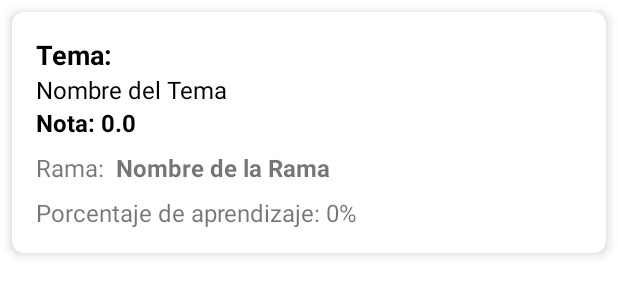
After one commit to JohanPomalaza/EvaluaTec, an Android app: the layout item_curso_detalle.xml on its own in the app's theme, with its tools: preview values and no code run, on a phone screen of 412 x 824 dp. The commit adds this screen. Shown: the top 300 px of the screen. Run offline under Robolectric (Android 15) with nearby library versions, the phone set to English and light mode, and no system bars.

Commit message:
update consulta de notas por cursos

```diff
--- a/app/src/main/java/com/example/evaluatec/api/CursoService.java
+++ b/app/src/main/java/com/example/evaluatec/api/CursoService.java
@@ -1,14 +1,16 @@
 package com.example.evaluatec.api;
 
 import com.example.evaluatec.modelos.Curso;
+import com.example.evaluatec.modelos.Nota;
 
 import java.util.List;
 
 import retrofit2.Call;
 import retrofit2.http.GET;
 import retrofit2.http.Header;
+import retrofit2.http.Path;
 
 public interface CursoService {
-    @GET("api/curso") // Ajusta esta ruta según tu API
-    Call<List<Curso>> getCursos(@Header("Authorization") String authToken);
+    @GET("api/Curso/usuario/{idUsuario}/cursos")
+    Call<List<Curso>> getCursosPorUsuario(@Path("idUsuario") int idUsuario);
 }
--- a/app/src/main/java/com/example/evaluatec/login/LoginActivity.java
+++ b/app/src/main/java/com/example/evaluatec/login/LoginActivity.java
@@ -80,6 +80,8 @@ public class LoginActivity extends AppCompatActivity {
                 if (response.isSuccessful()) {
                     LoginResponse login = response.body();
                     String rol = login.getRol();
+                    String nombre = login.getNombre();
+                    String apellido = login.getApellido();
 
                     Toast.makeText(LoginActivity.this, "Login exitoso: " + login.getMensaje(), Toast.LENGTH_SHORT).show();
 
@@ -89,6 +91,8 @@ public class LoginActivity extends AppCompatActivity {
                         intent = new Intent(LoginActivity.this, ProfesorActivity.class);
                     } else {
                         intent = new Intent(LoginActivity.this, EstudianteActivity.class);
+                        intent.putExtra("nombre", nombre);
+                        intent.putExtra("apellido", apellido);
                     }
                     //Se pasa el id del rol
                     intent.putExtra("usuarioId", login.getId());
--- /dev/null
+++ b/app/src/main/res/layout/item_curso_detalle.xml
@@ -0,0 +1,73 @@
+<?xml version="1.0" encoding="utf-8"?>
+<androidx.cardview.widget.CardView
+    xmlns:android="http://schemas.android.com/apk/res/android"
+    xmlns:app="http://schemas.android.com/apk/res-auto"
+    android:layout_width="match_parent"
+    android:layout_height="wrap_content"
+    android:layout_margin="8dp"
+    app:cardCornerRadius="8dp"
+    app:cardElevation="4dp">
+
+    <LinearLayout
+        android:layout_width="match_parent"
+        android:layout_height="wrap_content"
+        android:orientation="vertical"
+        android:padding="16dp">
+
+        <TextView
+            android:id="@+id/tvTipoNota"
+            android:layout_width="match_parent"
+            android:layout_height="wrap_content"
+            android:text="Tema:"
+            android:textSize="18sp"
+            android:textStyle="bold"
+            android:textColor="@color/black"/>
+
+        <TextView
+            android:id="@+id/tvNombreTema"
+            android:layout_width="match_parent"
+            android:layout_height="wrap_content"
+            android:text="Nombre del Tema"
+            android:textSize="16sp"
+            android:textColor="@color/black"/>
+
+        <TextView
+            android:id="@+id/tvNota"
+            android:layout_width="match_parent"
+            android:layout_height="wrap_content"
+            android:text="Nota: 0.0"
+            android:textSize="16sp"
+            android:textStyle="bold"
+            android:textColor="@color/black"/>
+
+        <LinearLayout
+            android:layout_width="match_parent"
+            android:layout_height="wrap_content"
+            android:layout_marginTop="8dp"
+            android:orientation="horizontal">
+
+            <TextView
+                android:layout_width="wrap_content"
+                android:layout_height="wrap_content"
+                android:text="Rama:"
+                android:textSize="16sp"/>
+
+            <TextView
+                android:id="@+id/tvNombreRama"
+                android:layout_width="wrap_content"
+                android:layout_height="wrap_content"
+                android:layout_marginStart="8dp"
+                android:text="Nombre de la Rama"
+                android:textSize="16sp"
+                android:textStyle="bold"/>
+        </LinearLayout>
+
+        <TextView
+            android:id="@+id/tvPorcentaje"
+            android:layout_width="match_parent"
+            android:layout_height="wrap_content"
+            android:layout_marginTop="8dp"
+            android:text="Porcentaje de aprendizaje: 0%"
+            android:textSize="16sp"/>
+    </LinearLayout>
+</androidx.cardview.widget.CardView>
--- a/gradle/libs.versions.toml
+++ b/gradle/libs.versions.toml
@@ -1,5 +1,5 @@
 [versions]
-agp = "8.9.1"
+agp = "8.9.2"
 junit = "4.13.2"
 junitVersion = "1.2.1"
 espressoCore = "3.6.1"
@@ -7,7 +7,7 @@ appcompat = "1.7.0"
 material = "1.12.0"
 activity = "1.10.1"
 constraintlayout = "2.2.1"
-navigation = "2.7.7"
+navigation = "2.9.0"
 
 [libraries]
 junit = { group = "junit", name = "junit", version.ref = "junit" }
```
Also changed, not shown: app/src/main/java/com/example/evaluatec/api/ApiCliente.java (added, +19 -0 lines), app/src/main/java/com/example/evaluatec/api/ApiService.java (+15 -0 lines), app/src/main/java/com/example/evaluatec/api/LoginResponse.java (+9 -0 lines), app/src/main/java/com/example/evaluatec/api/NotaService.java (added, +18 -0 lines), app/src/main/java/com/example/evaluatec/modelos/Curso.java (+12 -6 lines), app/src/main/java/com/example/evaluatec/modelos/Nota.java (added, +50 -0 lines), app/src/main/java/com/example/evaluatec/pantallas/CursoAdapter.java (added, +49 -0 lines), app/src/main/java/com/example/evaluatec/pantallas/EstudianteActivity.java (+96 -115 lines), app/src/main/java/com/example/evaluatec/pantallas/NotaAdapter.java (added, +50 -0 lines), app/src/main/res/layout/fragment_estudiante_activity.xml (+8 -1 lines), app/src/main/res/menu/bottom_nav_menu.xml (+5 -7 lines), 1 other file.
